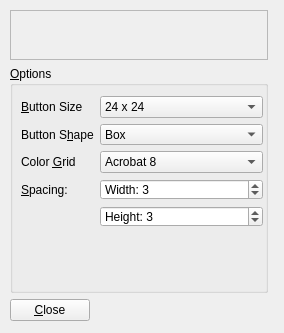
sergeyfarin/kyui, file src/Ui/colorpicker.ui: the form before one commit.
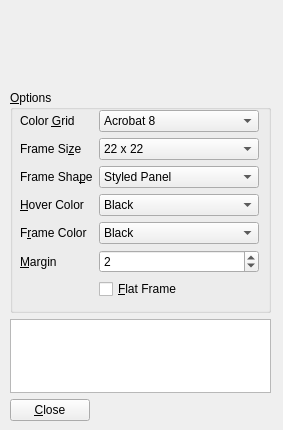
The form after the commit.

Commit message: Created colorpicker_test2 for new implementation of ColorPicker. Significant work done on properties, helper methods, and layout for ColorPicker.

What changed in the file:
```diff
--- a/src/Ui/colorpicker.ui
+++ b/src/Ui/colorpicker.ui
@@ -6,8 +6,8 @@
    <rect>
     <x>0</x>
     <y>0</y>
-    <width>284</width>
-    <height>333</height>
+    <width>283</width>
+    <height>430</height>
    </rect>
   </property>
   <property name="font">
@@ -24,56 +24,80 @@
     <rect>
      <x>10</x>
      <y>10</y>
-     <width>258</width>
-     <height>311</height>
+     <width>261</width>
+     <height>411</height>
     </rect>
    </property>
-   <layout class="QVBoxLayout" name="verticalLayout" stretch="0,3,0">
+   <layout class="QVBoxLayout" name="verticalLayout" stretch="1,3,1,0">
     <item>
-     <widget class="QFrame" name="frame">
-      <property name="minimumSize">
-       <size>
-        <width>0</width>
-        <height>50</height>
-       </size>
-      </property>
-      <property name="frameShape">
-       <enum>QFrame::StyledPanel</enum>
-      </property>
-      <property name="frameShadow">
-       <enum>QFrame::Raised</enum>
-      </property>
-     </widget>
+     <widget class="QWidget" name="testWidget" native="true"/>
     </item>
     <item>
-     <widget class="QGroupBox" name="groupBox">
+     <widget class="QGroupBox" name="settingsBox">
       <property name="title">
        <string>&amp;Options</string>
       </property>
-      <widget class="QWidget" name="">
+      <widget class="QWidget" name="layoutWidget_2">
        <property name="geometry">
         <rect>
-         <x>11</x>
-         <y>30</y>
-         <width>242</width>
-         <height>131</height>
+         <x>10</x>
+         <y>20</y>
+         <width>239</width>
+         <height>191</height>
         </rect>
        </property>
-       <layout class="QGridLayout" name="gridLayout">
+       <layout class="QFormLayout" name="formLayout">
+        <property name="fieldGrowthPolicy">
+         <enum>QFormLayout::AllNonFixedFieldsGrow</enum>
+        </property>
         <item row="0" column="0">
+         <widget class="QLabel" name="gridLabel">
+          <property name="text">
+           <string>Color &amp;Grid</string>
+          </property>
+          <property name="buddy">
+           <cstring>hoverColorBox</cstring>
+          </property>
+         </widget>
+        </item>
+        <item row="0" column="1">
+         <widget class="QComboBox" name="gridBox">
+          <item>
+           <property name="text">
+            <string>Acrobat 8</string>
+           </property>
+          </item>
+          <item>
+           <property name="text">
+            <string>Firefox</string>
+           </property>
+          </item>
+          <item>
+           <property name="text">
+            <string>Word 2007 Font Highlight</string>
+           </property>
+          </item>
+          <item>
+           <property name="text">
+            <string>Word 2007 Font Color</string>
+           </property>
+          </item>
+         </widget>
+        </item>
+        <item row="1" column="0">
          <widget class="QLabel" name="sizeLabel">
           <property name="text">
-           <string>&amp;Button Size</string>
+           <string>Frame Si&amp;ze</string>
           </property>
           <property name="buddy">
            <cstring>sizeBox</cstring>
           </property>
          </widget>
         </item>
-        <item row="0" column="1">
+        <item row="1" column="1">
          <widget class="QComboBox" name="sizeBox">
           <property name="currentIndex">
-           <number>4</number>
+           <number>3</number>
           </property>
           <item>
            <property name="text">
@@ -107,20 +131,20 @@
           </item>
          </widget>
         </item>
-        <item row="1" column="0">
+        <item row="2" column="0">
          <widget class="QLabel" name="shapeLabel">
           <property name="text">
-           <string>Button S&amp;hape</string>
+           <string>Frame Sha&amp;pe</string>
           </property>
           <property name="buddy">
            <cstring>shapeBox</cstring>
           </property>
          </widget>
         </item>
-        <item row="1" column="1">
+        <item row="2" column="1">
          <widget class="QComboBox" name="shapeBox">
           <property name="currentIndex">
-           <number>1</number>
+           <number>3</number>
           </property>
           <item>
            <property name="text">
@@ -149,76 +173,154 @@
           </item>
          </widget>
         </item>
-        <item row="2" column="0">
-         <widget class="QLabel" name="gridLabel">
-          <property name="text">
-           <string>Color &amp;Grid</string>
-          </property>
-          <property name="buddy">
-           <cstring>gridBox</cstring>
-          </property>
-         </widget>
-        </item>
-        <item row="2" column="1">
-         <widget class="QComboBox" name="gridBox">
-          <item>
-           <property name="text">
-            <string>Acrobat 8</string>
-           </property>
-          </item>
-          <item>
-           <property name="text">
-            <string>Firefox</string>
-           </property>
-          </item>
-          <item>
-           <property name="text">
-            <string>Word 2007 Font Highlight</string>
-           </property>
-          </item>
-          <item>
-           <property name="text">
-            <string>Word 2007 Font Color</string>
-           </property>
-          </item>
-         </widget>
-        </item>
         <item row="3" column="0">
-         <widget class="QLabel" name="spacingLabel">
+         <widget class="QLabel" name="hoverColorLabel">
           <property name="text">
-           <string>&amp;Spacing:</string>
+           <string>&amp;Hover Color</string>
           </property>
           <property name="buddy">
-           <cstring>spacingHBox</cstring>
+           <cstring>hoverColorBox</cstring>
           </property>
          </widget>
         </item>
         <item row="3" column="1">
-         <widget class="QSpinBox" name="spacingHBox">
-          <property name="prefix">
-           <string>Width: </string>
+         <widget class="QComboBox" name="hoverColorBox">
+          <property name="currentIndex">
+           <number>0</number>
           </property>
-          <property name="maximum">
-           <number>10</number>
+          <item>
+           <property name="text">
+            <string>Black</string>
+           </property>
+          </item>
+          <item>
+           <property name="text">
+            <string>Blue</string>
+           </property>
+          </item>
+          <item>
+           <property name="text">
+            <string>Gold</string>
+           </property>
+          </item>
+          <item>
+           <property name="text">
+            <string>Gray</string>
+           </property>
+          </item>
+          <item>
+           <property name="text">
+            <string>None</string>
+           </property>
+          </item>
+          <item>
+           <property name="text">
+            <string>Orange</string>
+           </property>
+          </item>
+          <item>
+           <property name="text">
+            <string>Red</string>
+           </property>
+          </item>
+          <item>
+           <property name="text">
+            <string>White</string>
+           </property>
+          </item>
+          <item>
+           <property name="text">
+            <string>Yellow</string>
+           </property>
+          </item>
+         </widget>
+        </item>
+        <item row="4" column="0">
+         <widget class="QLabel" name="frameColorLabel">
+          <property name="text">
+           <string>F&amp;rame Color</string>
           </property>
-          <property name="value">
-           <number>3</number>
+          <property name="buddy">
+           <cstring>hoverColorBox</cstring>
           </property>
          </widget>
         </item>
         <item row="4" column="1">
-         <widget class="QSpinBox" name="spacingVBox">
-          <property name="prefix">
-           <string>Height: </string>
+         <widget class="QComboBox" name="frameColorBox">
+          <item>
+           <property name="text">
+            <string>Black</string>
+           </property>
+          </item>
+          <item>
+           <property name="text">
+            <string>Blue</string>
+           </property>
+          </item>
+          <item>
+           <property name="text">
+            <string>Gray</string>
+           </property>
+          </item>
+          <item>
+           <property name="text">
+            <string>Gold</string>
+           </property>
+          </item>
+          <item>
+           <property name="text">
+            <string>None</string>
+           </property>
+          </item>
+          <item>
+           <property name="text">
+            <string>Orange</string>
+           </property>
+          </item>
+          <item>
+           <property name="text">
+            <string>Red</string>
+           </property>
+          </item>
+          <item>
+           <property name="text">
+            <string>White</string>
+           </property>
+          </item>
+          <item>
+           <property name="text">
+            <string>Yellow</string>
+           </property>
+          </item>
+         </widget>
+        </item>
+        <item row="5" column="0">
+         <widget class="QLabel" name="marginLabel">
+          <property name="text">
+           <string>&amp;Margin</string>
           </property>
+          <property name="buddy">
+           <cstring>marginBox</cstring>
+          </property>
+         </widget>
+        </item>
+        <item row="5" column="1">
+         <widget class="QSpinBox" name="marginBox">
           <property name="minimum">
            <number>0</number>
           </property>
           <property name="maximum">
-           <number>10</number>
+           <number>6</number>
           </property>
           <property name="value">
-           <number>3</number>
+           <number>2</number>
+          </property>
+         </widget>
+        </item>
+        <item row="6" column="1">
+         <widget class="QCheckBox" name="flatBox">
+          <property name="text">
+           <string>&amp;Flat Frame</string>
           </property>
          </widget>
         </item>
@@ -226,6 +328,9 @@
       </widget>
      </widget>
     </item>
+    <item>
+     <widget class="QPlainTextEdit" name="debugBox"/>
+    </item>
     <item>
      <widget class="QPushButton" name="pushButton">
       <property name="sizePolicy">
```
Left out of the diff: 19 changed lines with no effect on the pictures. The commit also changes 3 other files.
